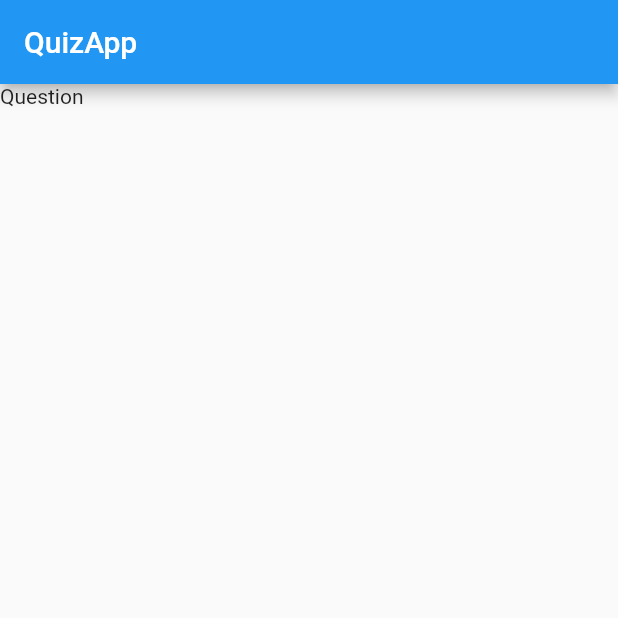
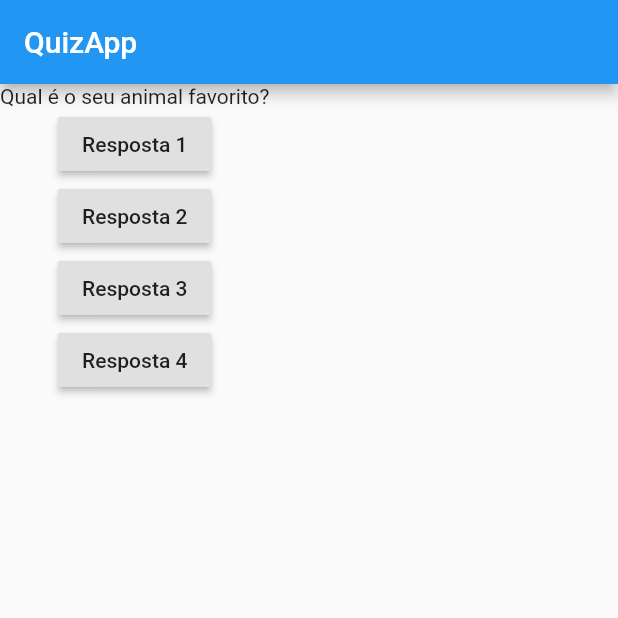
Before and after one commit to bernardoduartes/quiz_flutter, a Flutter app: the screen it shows after launch, on a phone screen of 412 x 824 dp, the top half of it. Run offline on Flutter 3.47's test engine with Material 2 defaults, Android fonts, the phone set to English and light mode, and no system bars.

Commit message:
usando Column children com RaisedButton

```diff
--- a/lib/main.dart
+++ b/lib/main.dart
@@ -6,13 +6,50 @@ main() => runApp(QuizApp());
 class QuizApp extends StatelessWidget {
   @override
   Widget build(BuildContext context) {
+    final perguntas = [
+      'Qual é a sua cor favorita?',
+      'Qual é o seu animal favorito?',
+    ];
+
     return MaterialApp(
       home: Scaffold(
         appBar: AppBar(
           title: Text('QuizApp'),
         ),
-        body: Text('Question'),
+        body: Column(
+          children: [
+            Text(perguntas.elementAt(1)),
+            RaisedButton(
+              child: Text('Resposta 1'),
+              onPressed: () {
+                print('Pergunta 1 respondida!');
+              },
+            ),
+            RaisedButton(
+              child: Text('Resposta 2'),
+              onPressed: resposta2,
+            ),
+            RaisedButton(
+              child: Text('Resposta 3'),
+              onPressed: resposta3Function(),
+            ),
+            RaisedButton(
+              child: Text('Resposta 4'),
+              onPressed: () => print('Pergunta 4 respondida!'),
+            ),
+          ],
+        ),
       ),
     );
   }
+
+  void resposta2() {
+    print('Pergunta 2 respondida!');
+  }
+
+  void Function() resposta3Function() {
+    return () {
+      print('Pergunta 3 respondida!');
+    };
+  }
 }
```
